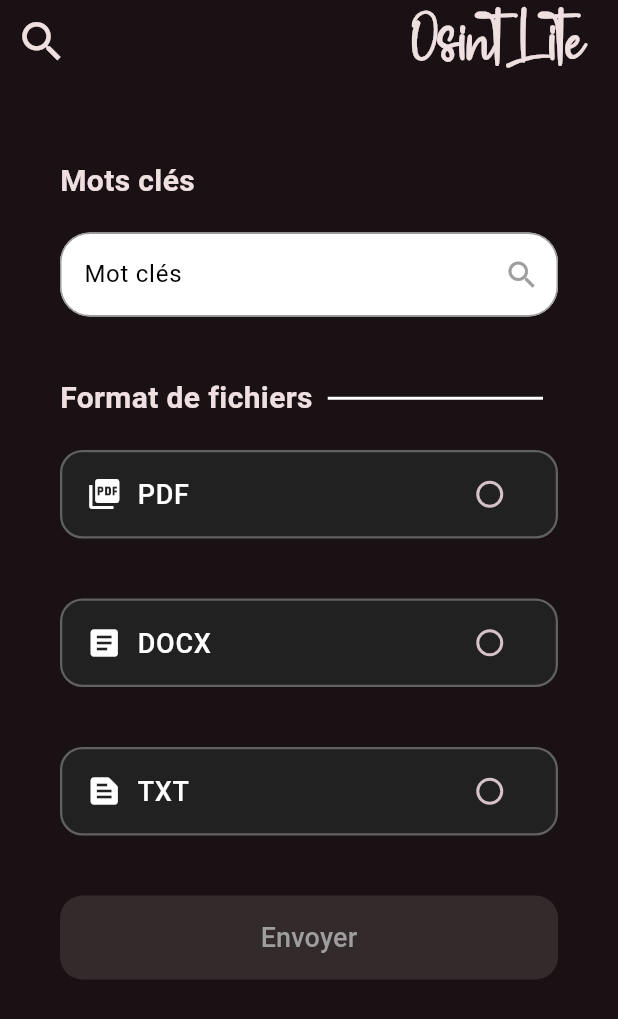
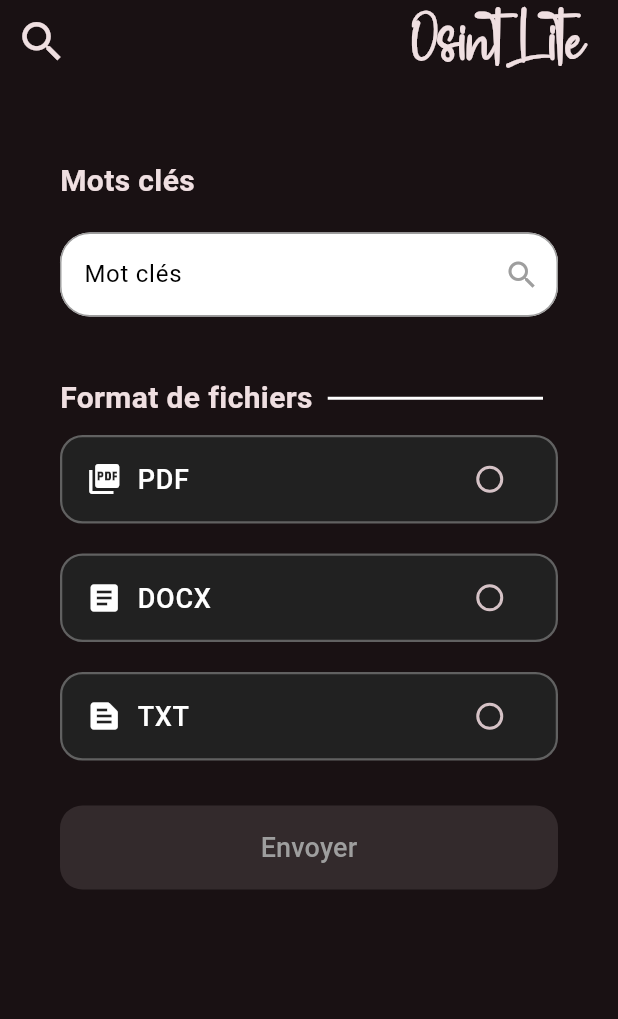
Before and after one commit to Marino2004/osint_mini_frontend, a Flutter app: the screen it shows after launch, on a phone screen of 412 x 824 dp. Shown: the top 1019 px of the screen. Run offline on Flutter 3.47's test engine with Material 3 defaults, Android fonts, the light colour scheme and no system bars.

Commit message:
fix api service and respect the SOC for the widget

```diff
--- a/lib/pages/search_page.dart
+++ b/lib/pages/search_page.dart
@@ -1,8 +1,9 @@
-import 'package:flutter/material.dart';
+import '../widgets/send_button.dart';
+import '../widgets/result_list.dart';
 import '../services/api_service.dart';
 import '../models/search_result.dart';
+import 'package:flutter/material.dart';
 import '../widgets/custom_radio_button.dart';
-import '../widgets/result_list.dart';
 
 class SearchPage extends StatefulWidget {
   const SearchPage({super.key});
@@ -13,18 +14,26 @@
 
 class _SearchPageState extends State<SearchPage> {
   final TextEditingController _queryController = TextEditingController();
-  String selectedFileType = "txt"; // Par défaut
+  String? selectedFileType;
   SearchResult? searchResult;
   bool isLoading = false;
 
   final ApiService apiService = ApiService();
 
+  final List<RadioOption> fileOptions = const [
+    RadioOption("PDF", Icons.picture_as_pdf),
+    RadioOption("DOCX", Icons.article),
+    RadioOption("TXT", Icons.text_snippet),
+  ];
+
   void _performSearch() async {
+    if (selectedFileType == null) return;
+
     setState(() {
       isLoading = true;
     });
 
-    final result = await apiService.fetchSearchResults(_queryController.text, selectedFileType);
+    final result = await apiService.fetchSearchResults(_queryController.text, selectedFileType!.toLowerCase());
 
     setState(() {
       searchResult = result;
@@ -52,7 +61,7 @@
         ],
       ),
       resizeToAvoidBottomInset: false,
-      body:Column(
+      body: Column(
         crossAxisAlignment: CrossAxisAlignment.start,
         children: [
           const Padding(
@@ -66,48 +75,37 @@
             ),
           ),
           Padding(
-              padding:
-                  const EdgeInsets.symmetric(horizontal: 40.0, vertical: 20.0),
+            padding: const EdgeInsets.symmetric(horizontal: 40.0, vertical: 20.0),
             child: TextField(
-                style: const TextStyle(
-                    color: Colors.black), // Couleur du texte en noir
+              style: const TextStyle(color: Colors.black),
               decoration: InputDecoration(
                 labelText: "Mot clés",
-                    labelStyle: const TextStyle(
-                        color: Colors.black), // Couleur du label en noir
-                    filled: true, // Active le remplissage du fond
-                    fillColor:
-                        Colors.white, // Couleur de fond du champ en blanc
+                labelStyle: const TextStyle(color: Colors.black),
+                filled: true,
+                fillColor: Colors.white,
                 border: const OutlineInputBorder(
-                      borderRadius: BorderRadius.all(
-                          Radius.circular(20.0)), // Bordure arrondie
-                      borderSide: BorderSide(
-                          color: Colors.grey), // Couleur de la bordure en gris
+                  borderRadius: BorderRadius.all(Radius.circular(20.0)),
+                  borderSide: BorderSide(color: Colors.grey),
                 ),
                 enabledBorder: const OutlineInputBorder(
-                      borderRadius: BorderRadius.all(Radius.circular(
-                          20.0)), // Bordure arrondie lorsqu'il est activé
-                      borderSide: BorderSide(
-                          color: Colors.grey), // Couleur de la bordure en gris
+                  borderRadius: BorderRadius.all(Radius.circular(20.0)),
+                  borderSide: BorderSide(color: Colors.grey),
                 ),
                 focusedBorder: const OutlineInputBorder(
-                      borderRadius: BorderRadius.all(Radius.circular(
-                          20.0)), // Bordure arrondie lorsqu'il est en focus
-                      borderSide: BorderSide(
-                          color: Colors.blue), // Couleur de la bordure en bleu
+                  borderRadius: BorderRadius.all(Radius.circular(20.0)),
+                  borderSide: BorderSide(color: Colors.blue),
                 ),
                 suffixIcon: IconButton(
-                      icon: const Icon(Icons.search,
-                          color: Colors.grey), // Icône à droite
+                  icon: const Icon(Icons.search, color: Colors.grey),
                   onPressed: _performSearch,
-                    )),
+                ),
+              ),
             ),
           ),
           const Padding(
             padding: EdgeInsets.only(left: 40.0, top: 20.0, right: 50.0),
             child: Row(
               children: [
-                  // Texte "Format de fichiers"
                 Text(
                   "Format de fichiers",
                   style: TextStyle(
@@ -115,25 +113,30 @@
                     fontWeight: FontWeight.bold,
                   ),
                 ),
-                  // Espace entre le texte et le Divider
-                  SizedBox(width: 10.0), // Ajustez la valeur selon vos besoins
-                  // Divider vertical
+                SizedBox(width: 10.0),
                 Expanded(
                   child: Divider(
-                      color: Colors.white, // Couleur de la ligne
-                      thickness: 2.0, // Épaisseur de la ligne
-                      height: 20.0, // Espace vertical autour de la ligne
+                    color: Colors.white,
+                    thickness: 2.0,
+                    height: 20.0,
                   ),
                 ),
               ],
             ),
           ),
           CustomRadioButton(
+            options: fileOptions,
+            selectedFormat: selectedFileType,
             onChanged: (value) {
               setState(() {
                 selectedFileType = value;
               });
             },
+            onSendPressed: _performSearch,
+          ),
+          SendButton(
+            isEnabled: selectedFileType?.isNotEmpty ?? false,
+            onSendPressed: _performSearch,
           ),
                     const SizedBox(height: 20),
           isLoading
--- a/lib/services/api_service.dart
+++ b/lib/services/api_service.dart
@@ -3,7 +3,7 @@
 import '../models/search_result.dart';
 
 class ApiService {
-  static const String baseUrl = "http://192.168.226.250:8000/search/";
+  static const String baseUrl = "http://192.168.247.250:8000/search/";
 
   Future<SearchResult?> fetchSearchResults(String query, String filetype) async {
     final uri = Uri.parse("$baseUrl?query=$query&filetype=$filetype");
--- a/lib/widgets/custom_radio_button.dart
+++ b/lib/widgets/custom_radio_button.dart
@@ -1,37 +1,33 @@
 import 'package:flutter/material.dart';
 
-class CustomRadioButton extends StatefulWidget {
+class CustomRadioButton extends StatelessWidget {
+  final List<RadioOption> options;
+  final String? selectedFormat;
   final Function(String) onChanged;
+  final VoidCallback onSendPressed;
 
-  const CustomRadioButton({super.key, required this.onChanged});
-
-  @override
-  State<CustomRadioButton> createState() => _CustomRadioButtonState();
-}
-
-class _CustomRadioButtonState extends State<CustomRadioButton> {
-  String? _selectedFormat;
-  final List<_RadioOption> _options = const [
-    _RadioOption("PDF", Icons.picture_as_pdf),
-    _RadioOption("DOCX", Icons.article),
-    _RadioOption("TXT", Icons.text_snippet),
-  ];
+  const CustomRadioButton({
+    super.key,
+    required this.options,
+    required this.selectedFormat,
+    required this.onChanged,
+    required this.onSendPressed,
+  });
 
   @override
   Widget build(BuildContext context) {
     return Column(
       crossAxisAlignment: CrossAxisAlignment.center,
       children: [
-        ..._options.map((option) => _buildRadioTile(option)),
-        _buildSendButton(),
+        ...options.map((option) => _buildRadioTile(option)),
       ],
     );
   }
 
-  Widget _buildRadioTile(_RadioOption option) {
-    bool isSelected = _selectedFormat == option.value;
+  Widget _buildRadioTile(RadioOption option) {
+    bool isSelected = selectedFormat == option.value;
     return Padding(
-      padding: const EdgeInsets.symmetric(horizontal: 40.0, vertical: 20.0),
+      padding: const EdgeInsets.symmetric(horizontal: 40.0, vertical: 10.0),
       child: Container(
         decoration: BoxDecoration(
           color: Colors.grey[900],
@@ -49,15 +45,19 @@
               Text(
                 option.value,
                 style: const TextStyle(
-                    color: Colors.white, fontSize: 18, fontWeight: FontWeight.w500),
+                  color: Colors.white,
+                  fontSize: 18,
+                  fontWeight: FontWeight.w500,
+                ),
               ),
             ],
           ),
           value: option.value,
-          groupValue: _selectedFormat,
+          groupValue: selectedFormat,
           onChanged: (String? newValue) {
-            setState(() => _selectedFormat = newValue);
-            if (newValue != null) widget.onChanged(newValue);
+            if (newValue != null) {
+              onChanged(newValue);
+            }
           },
           activeColor: Colors.blue,
           controlAffinity: ListTileControlAffinity.trailing,
@@ -65,39 +65,11 @@
       ),
     );
   }
-
-  Widget _buildSendButton() {
-    return Padding(
-      padding: const EdgeInsets.symmetric(horizontal: 40.0, vertical: 20.0),
-      child: SizedBox(
-        width: double.infinity,
-        child: ElevatedButton(
-          style: ElevatedButton.styleFrom(
-            backgroundColor: Colors.white,
-            shape: RoundedRectangleBorder(
-              borderRadius: BorderRadius.circular(15.0),
-            ),
-            padding: const EdgeInsets.symmetric(vertical: 15.0),
-          ),
-          onPressed: _selectedFormat != null ? () => widget.onChanged(_selectedFormat!) : null,
-          child: Text(
-            "Envoyer",
-            style: TextStyle(
-              color: _selectedFormat != null ? Colors.black : Colors.grey,
-              fontSize: 18,
-              fontWeight: FontWeight.w500,
-            ),
-            textAlign: TextAlign.center,
-          ),
-        ),
-      ),
-    );
-  }
 }
 
-class _RadioOption {
+class RadioOption {
   final String value;
   final IconData icon;
 
-  const _RadioOption(this.value, this.icon);
+  const RadioOption(this.value, this.icon);
 }
--- /dev/null
+++ b/lib/widgets/send_button.dart
@@ -0,0 +1,41 @@
+import 'package:flutter/material.dart';
+
+class SendButton extends StatelessWidget {
+  final VoidCallback? onSendPressed;
+  final bool isEnabled;
+
+  const SendButton({
+    super.key,
+    required this.onSendPressed,
+    required this.isEnabled,
+  });
+
+  @override
+  Widget build(BuildContext context) {
+    return Padding(
+      padding: const EdgeInsets.symmetric(horizontal: 40.0, vertical: 20.0),
+      child: SizedBox(
+        width: double.infinity,
+        child: ElevatedButton(
+          style: ElevatedButton.styleFrom(
+            backgroundColor: Colors.white,
+            shape: RoundedRectangleBorder(
+              borderRadius: BorderRadius.circular(15.0),
+            ),
+            padding: const EdgeInsets.symmetric(vertical: 15.0),
+          ),
+          onPressed: isEnabled ? onSendPressed : null,
+          child: Text(
+            "Envoyer",
+            style: TextStyle(
+              color: isEnabled ? Colors.black : Colors.grey,
+              fontSize: 18,
+              fontWeight: FontWeight.w500,
+            ),
+            textAlign: TextAlign.center,
+          ),
+        ),
+      ),
+    );
+  }
+}
```
Lines whose indentation alone changed are shown as unchanged.
